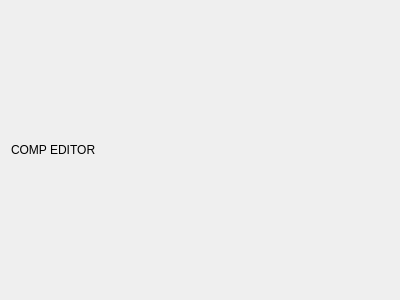
Qt form src/compeditor.ui (ZADNE/icp2021) before a commit.
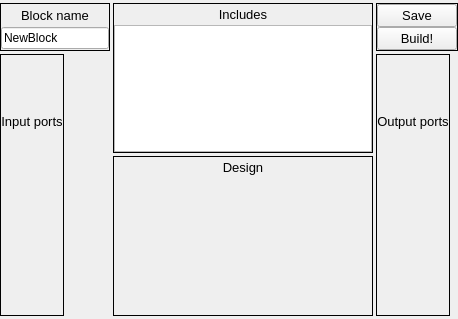
The same form after that commit. Custom widgets are drawn as their Qt base class.

Commit message: Comp building

What changed in the file:
```diff
--- a/src/compeditor.ui
+++ b/src/compeditor.ui
@@ -6,27 +6,459 @@
    <rect>
     <x>0</x>
     <y>0</y>
-    <width>400</width>
-    <height>300</height>
+    <width>458</width>
+    <height>319</height>
    </rect>
   </property>
-  <property name="windowTitle">
-   <string>Form</string>
-  </property>
-  <layout class="QHBoxLayout" name="horizontalLayout">
+  <layout class="QVBoxLayout" name="verticalLayout_2">
+   <property name="spacing">
+    <number>0</number>
+   </property>
+   <property name="leftMargin">
+    <number>0</number>
+   </property>
+   <property name="topMargin">
+    <number>0</number>
+   </property>
+   <property name="rightMargin">
+    <number>0</number>
+   </property>
+   <property name="bottomMargin">
+    <number>0</number>
+   </property>
    <item>
-    <layout class="QVBoxLayout" name="verticalLayout">
-     <item>
-      <widget class="QLabel" name="label">
-       <property name="text">
-        <string>COMP EDITOR</string>
+    <layout class="QGridLayout" name="gridLayout">
+     <property name="topMargin">
+      <number>3</number>
+     </property>
+     <property name="bottomMargin">
+      <number>3</number>
+     </property>
+     <property name="spacing">
+      <number>3</number>
+     </property>
+     <item row="1" column="2">
+      <widget class="QFrame" name="buttonFrame">
+       <property name="sizePolicy">
+        <sizepolicy hsizetype="Preferred" vsizetype="Fixed">
+         <horstretch>0</horstretch>
+         <verstretch>0</verstretch>
+        </sizepolicy>
        </property>
+       <property name="frameShape">
+        <enum>QFrame::Box</enum>
+       </property>
+       <property name="frameShadow">
+        <enum>QFrame::Plain</enum>
+       </property>
+       <layout class="QVBoxLayout" name="verticalLayout_3">
+        <property name="spacing">
+         <number>0</number>
+        </property>
+        <property name="leftMargin">
+         <number>0</number>
+        </property>
+        <property name="topMargin">
+         <number>0</number>
+        </property>
+        <property name="rightMargin">
+         <number>0</number>
+        </property>
+        <property name="bottomMargin">
+         <number>0</number>
+        </property>
+        <item>
+         <widget class="QPushButton" name="saveButton">
+          <property name="sizePolicy">
+           <sizepolicy hsizetype="Minimum" vsizetype="Preferred">
+            <horstretch>0</horstretch>
+            <verstretch>0</verstretch>
+           </sizepolicy>
+          </property>
+          <property name="font">
+           <font>
+            <pointsize>10</pointsize>
+           </font>
+          </property>
+          <property name="text">
+           <string>Save</string>
+          </property>
+         </widget>
+        </item>
+        <item>
+         <widget class="QPushButton" name="buildButton">
+          <property name="sizePolicy">
+           <sizepolicy hsizetype="Minimum" vsizetype="Preferred">
+            <horstretch>0</horstretch>
+            <verstretch>0</verstretch>
+           </sizepolicy>
+          </property>
+          <property name="font">
+           <font>
+            <pointsize>10</pointsize>
+            <weight>50</weight>
+            <bold>false</bold>
+           </font>
+          </property>
+          <property name="text">
+           <string>Build!</string>
+          </property>
+         </widget>
+        </item>
+       </layout>
+      </widget>
+     </item>
+     <item row="1" column="1" rowspan="3">
+      <widget class="QFrame" name="includesFrame">
+       <property name="sizePolicy">
+        <sizepolicy hsizetype="Preferred" vsizetype="Maximum">
+         <horstretch>0</horstretch>
+         <verstretch>0</verstretch>
+        </sizepolicy>
+       </property>
+       <property name="maximumSize">
+        <size>
+         <width>16777215</width>
+         <height>150</height>
+        </size>
+       </property>
+       <property name="frameShape">
+        <enum>QFrame::Box</enum>
+       </property>
+       <property name="frameShadow">
+        <enum>QFrame::Plain</enum>
+       </property>
+       <layout class="QVBoxLayout" name="verticalLayout_8">
+        <property name="spacing">
+         <number>3</number>
+        </property>
+        <property name="leftMargin">
+         <number>0</number>
+        </property>
+        <property name="topMargin">
+         <number>3</number>
+        </property>
+        <property name="rightMargin">
+         <number>0</number>
+        </property>
+        <property name="bottomMargin">
+         <number>0</number>
+        </property>
+        <item>
+         <widget class="QLabel" name="includesLabel">
+          <property name="sizePolicy">
+           <sizepolicy hsizetype="Preferred" vsizetype="Maximum">
+            <horstretch>0</horstretch>
+            <verstretch>0</verstretch>
+           </sizepolicy>
+          </property>
+          <property name="font">
+           <font>
+            <pointsize>10</pointsize>
+           </font>
+          </property>
+          <property name="text">
+           <string>Includes</string>
+          </property>
+          <property name="alignment">
+           <set>Qt::AlignCenter</set>
+          </property>
+         </widget>
+        </item>
+        <item>
+         <widget class="QTextEdit" name="includesEditor">
+          <property name="sizePolicy">
+           <sizepolicy hsizetype="Expanding" vsizetype="Maximum">
+            <horstretch>0</horstretch>
+            <verstretch>0</verstretch>
+           </sizepolicy>
+          </property>
+          <property name="font">
+           <font>
+            <family>Courier</family>
+            <pointsize>10</pointsize>
+           </font>
+          </property>
+          <property name="lineWidth">
+           <number>2</number>
+          </property>
+         </widget>
+        </item>
+       </layout>
+      </widget>
+     </item>
+     <item row="1" column="0">
+      <widget class="QFrame" name="nameFrame">
+       <property name="frameShape">
+        <enum>QFrame::Box</enum>
+       </property>
+       <property name="frameShadow">
+        <enum>QFrame::Plain</enum>
+       </property>
+       <layout class="QVBoxLayout" name="verticalLayout_5">
+        <property name="spacing">
+         <number>3</number>
+        </property>
+        <property name="leftMargin">
+         <number>0</number>
+        </property>
+        <property name="topMargin">
+         <number>3</number>
+        </property>
+        <property name="rightMargin">
+         <number>0</number>
+        </property>
+        <property name="bottomMargin">
+         <number>0</number>
+        </property>
+        <item>
+         <widget class="QLabel" name="nameLabel">
+          <property name="sizePolicy">
+           <sizepolicy hsizetype="Preferred" vsizetype="Maximum">
+            <horstretch>0</horstretch>
+            <verstretch>0</verstretch>
+           </sizepolicy>
+          </property>
+          <property name="font">
+           <font>
+            <pointsize>10</pointsize>
+            <weight>50</weight>
+            <bold>false</bold>
+           </font>
+          </property>
+          <property name="text">
+           <string>Block name</string>
+          </property>
+          <property name="alignment">
+           <set>Qt::AlignCenter</set>
+          </property>
+         </widget>
+        </item>
+        <item>
+         <widget class="QLineEdit" name="nameEditor">
+          <property name="sizePolicy">
+           <sizepolicy hsizetype="Minimum" vsizetype="Maximum">
+            <horstretch>0</horstretch>
+            <verstretch>0</verstretch>
+           </sizepolicy>
+          </property>
+          <property name="text">
+           <string>NewBlock</string>
+          </property>
+         </widget>
+        </item>
+       </layout>
+      </widget>
+     </item>
+     <item row="4" column="1">
+      <widget class="QFrame" name="designFrame">
+       <property name="sizePolicy">
+        <sizepolicy hsizetype="Preferred" vsizetype="Expanding">
+         <horstretch>0</horstretch>
+         <verstretch>0</verstretch>
+        </sizepolicy>
+       </property>
+       <property name="frameShape">
+        <enum>QFrame::Box</enum>
+       </property>
+       <property name="frameShadow">
+        <enum>QFrame::Plain</enum>
+       </property>
+       <layout class="QVBoxLayout" name="verticalLayout">
+        <property name="spacing">
+         <number>3</number>
+        </property>
+        <property name="leftMargin">
+         <number>0</number>
+        </property>
+        <property name="topMargin">
+         <number>3</number>
+        </property>
+        <property name="rightMargin">
+         <number>0</number>
+        </property>
+        <property name="bottomMargin">
+         <number>0</number>
+        </property>
+        <item>
+         <widget class="QLabel" name="designLabel">
+          <property name="sizePolicy">
+           <sizepolicy hsizetype="Preferred" vsizetype="Maximum">
+            <horstretch>0</horstretch>
+            <verstretch>0</verstretch>
+           </sizepolicy>
+          </property>
+          <property name="font">
+           <font>
+            <pointsize>10</pointsize>
+           </font>
+          </property>
+          <property name="text">
+           <string>Design</string>
+          </property>
+          <property name="alignment">
+           <set>Qt::AlignCenter</set>
+          </property>
+         </widget>
+        </item>
+        <item>
+         <widget class="ConnectionDesigner" name="designer" native="true"/>
+        </item>
+       </layout>
+      </widget>
+     </item>
+     <item row="2" column="2" rowspan="3">
+      <widget class="QFrame" name="outputFrame">
+       <property name="sizePolicy">
+        <sizepolicy hsizetype="Maximum" vsizetype="Expanding">
+         <horstretch>0</horstretch>
+         <verstretch>0</verstretch>
+        </sizepolicy>
+       </property>
+       <property name="frameShape">
+        <enum>QFrame::Box</enum>
+       </property>
+       <property name="frameShadow">
+        <enum>QFrame::Plain</enum>
+       </property>
+       <layout class="QVBoxLayout" name="verticalLayout_7">
+        <property name="spacing">
+         <number>3</number>
+        </property>
+        <property name="leftMargin">
+         <number>0</number>
+        </property>
+        <property name="topMargin">
+         <number>3</number>
+        </property>
+        <property name="rightMargin">
+         <number>0</number>
+        </property>
+        <property name="bottomMargin">
+         <number>0</number>
+        </property>
+        <item>
+         <widget class="QLabel" name="outputLabel">
+          <property name="font">
+           <font>
+            <pointsize>10</pointsize>
+           </font>
+          </property>
+          <property name="text">
+           <string>Output ports</string>
+          </property>
+          <property name="alignment">
+           <set>Qt::AlignCenter</set>
+          </property>
+         </widget>
+        </item>
+        <item>
+         <widget class="VariableEditor" name="outputEditor" native="true">
+          <property name="sizePolicy">
+           <sizepolicy hsizetype="Maximum" vsizetype="Preferred">
+            <horstretch>0</horstretch>
+            <verstretch>0</verstretch>
+           </sizepolicy>
+          </property>
+          <property name="maximumSize">
+           <size>
+            <width>300</width>
+            <height>16777215</height>
+           </size>
+          </property>
+          <property name="styleSheet">
+           <string notr="true">border-left: none; border-right: none; border-bottom: none</string>
+          </property>
+         </widget>
+        </item>
+       </layout>
+      </widget>
+     </item>
+     <item row="2" column="0" rowspan="3">
+      <widget class="QFrame" name="inputFrame">
+       <property name="sizePolicy">
+        <sizepolicy hsizetype="Maximum" vsizetype="Expanding">
+         <horstretch>0</horstretch>
+         <verstretch>0</verstretch>
+        </sizepolicy>
+       </property>
+       <property name="frameShape">
+        <enum>QFrame::Box</enum>
+       </property>
+       <property name="frameShadow">
+        <enum>QFrame::Plain</enum>
+       </property>
+       <layout class="QVBoxLayout" name="verticalLayout_4">
+        <property name="spacing">
+         <number>3</number>
+        </property>
+        <property name="leftMargin">
+         <number>0</number>
+        </property>
+        <property name="topMargin">
+         <number>3</number>
+        </property>
+        <property name="rightMargin">
+         <number>0</number>
+        </property>
+        <property name="bottomMargin">
+         <number>0</number>
+        </property>
+        <item>
+         <widget class="QLabel" name="inputLabel">
+          <property name="font">
+           <font>
+            <pointsize>10</pointsize>
+           </font>
+          </property>
+          <property name="text">
+           <string>Input ports</string>
+          </property>
+          <property name="alignment">
+           <set>Qt::AlignCenter</set>
+          </property>
+         </widget>
+        </item>
+        <item>
+         <widget class="VariableEditor" name="inputEditor" native="true">
+          <property name="sizePolicy">
+           <sizepolicy hsizetype="Maximum" vsizetype="Preferred">
+            <horstretch>0</horstretch>
+            <verstretch>0</verstretch>
+           </sizepolicy>
+          </property>
+          <property name="maximumSize">
+           <size>
+            <width>300</width>
+            <height>16777215</height>
+           </size>
+          </property>
+          <property name="styleSheet">
+           <string notr="true">border-left: none; border-right: none; border-bottom: none</string>
+          </property>
+         </widget>
+        </item>
+       </layout>
       </widget>
      </item>
     </layout>
    </item>
   </layout>
  </widget>
+ <customwidgets>
+  <customwidget>
+   <class>VariableEditor</class>
+   <extends>QWidget</extends>
+   <header>variableeditor.h</header>
+   <container>1</container>
+  </customwidget>
+  <customwidget>
+   <class>ConnectionDesigner</class>
+   <extends>QWidget</extends>
+   <header>connectiondesigner.h</header>
+   <container>1</container>
+  </customwidget>
+ </customwidgets>
  <resources/>
  <connections/>
 </ui>
```
Left out of the diff: 39 changed lines with no effect on the pictures. The commit also changes 21 other files.
